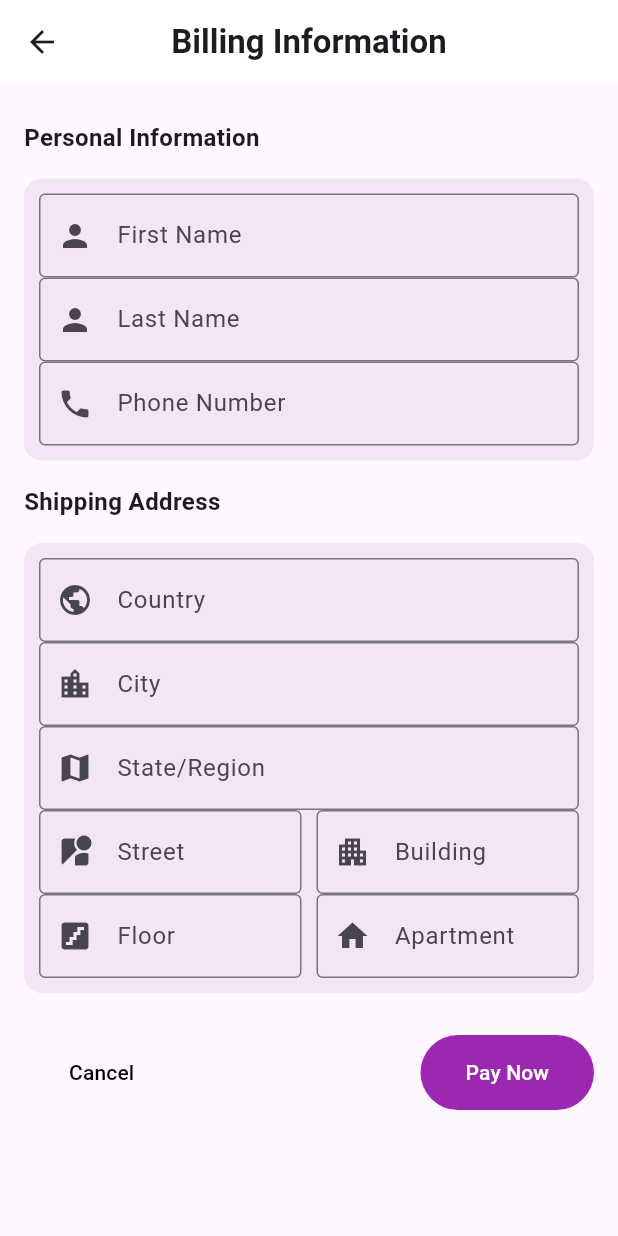
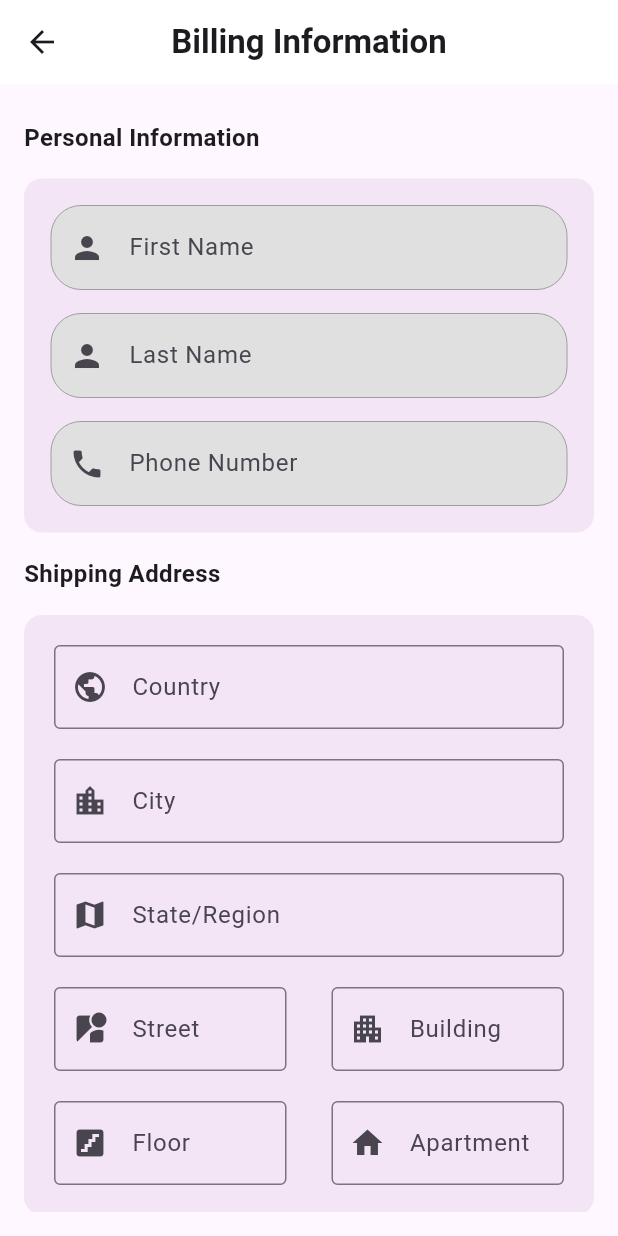
Before and after one commit to iskanor1/Education-App, a Flutter app: the BillingScreen screen opened directly, on a phone screen of 412 x 824 dp. Run offline on Flutter 3.47's test engine with Material 3 defaults, Android fonts, the phone set to English and light mode, and no system bars; our stand-ins replace bloc, cached_network_image, carousel_slider, chewie, conditional_builder_null_safety, dio and 5 more.

Commit message:
working on the payment screen ui

```diff
--- a/lib/components/components.dart
+++ b/lib/components/components.dart
@@ -176,6 +176,7 @@ Widget Loading({MainColor=Colors.black,SecondColor=Colors.grey}) {
   return Center(child: CircularProgressIndicator(color: MainColor,backgroundColor: SecondColor,),);
 }
 
+
 Widget sectionTitle(String title) {
   return Padding(
     padding: const EdgeInsets.symmetric(vertical: 8.0),
@@ -198,13 +199,16 @@ Widget containerWrapper(List<Widget> children) {
   );
 }
 
-TextField customTextField(String label, IconData icon, {required TextEditingController controller}) {
-  return TextField(
-    controller: controller,
-    decoration: InputDecoration(
-      labelText: label,
-      prefixIcon: Icon(icon),
-      border: OutlineInputBorder(),
+Widget customTextField(String label, IconData icon, {required TextEditingController controller}) {
+  return Padding(
+    padding: EdgeInsets.all(10),
+    child: TextField(
+      controller: controller,
+      decoration: InputDecoration(
+        labelText: label,
+        prefixIcon: Icon(icon),
+        border: OutlineInputBorder(),
+      ),
     ),
   );
 }
--- a/lib/screens/CourseScreen.dart
+++ b/lib/screens/CourseScreen.dart
@@ -100,7 +100,7 @@ class CourseScreen extends StatelessWidget {
                  text: "Buy",
                  isSecondColor: colors.darkMode,
                  edo: (){
-                   Navigator.push(context, MaterialPageRoute(builder: (context) => BillingScreen( price: 0,courseId: 'queam3z53myu49o',userId:'47bhg4hjrlzu941',userEmail: '420220489@fa-hists.edu.eg')));
+                   Navigator.push(context, MaterialPageRoute(builder: (context) => BillingScreen( price: 0,courseId: 'queam3z53myu49o',)));
 
                  }
              ),
--- a/lib/screens/billingscreen.dart
+++ b/lib/screens/billingscreen.dart
@@ -1,8 +1,9 @@
 import 'package:flutter/material.dart';
 import 'package:flutter_bloc/flutter_bloc.dart';
 import '../components/components.dart';
+import '../components/const.dart';
 import '../cubit/cubit.dart';
-import '../cubit/states.dart' show AppStates, BillingInformationFailedState, BillingInformationState, BillingInformationSuccessfulState;
+import '../cubit/states.dart';
 import 'MainScreen.dart';
 
 class BillingScreen extends StatelessWidget {
@@ -21,14 +22,9 @@ class BillingScreen extends StatelessWidget {
 
   final String courseId;
   final double price;
-  final String userId;
-  final String userEmail;
-
   BillingScreen({
     required this.courseId,
     required this.price,
-    required this.userId,
-    required this.userEmail,
     Key? key,
   }) : super(key: key);
 
@@ -61,11 +57,42 @@ class BillingScreen extends StatelessWidget {
                 crossAxisAlignment: CrossAxisAlignment.start,
                 children: [
                   sectionTitle("Personal Information"),
-                  containerWrapper([
-                    customTextField("First Name", Icons.person, controller: firstNameController),
-                    customTextField("Last Name", Icons.person, controller: lastNameController),
-                    customTextField("Phone Number", Icons.phone, controller: phoneController),
-                  ]),
+                  containerWrapper(
+                    [
+                    Padding(
+                      padding: const EdgeInsets.all(8.0),
+                      child: Etextfiled(hint: "First Name",icon: Icons.person,controller: firstNameController,keyboard: TextInputType.name,vaild: (value)
+                      {
+                        if(value!.isEmpty||value==null)
+                        {
+                          return 'Please enter a valid email';
+                        }
+                        return null;
+                      },),
+                    ),
+                    Padding(
+                      padding: const EdgeInsets.all(8.0),
+                      child: Etextfiled(hint: "Last Name",icon: Icons.person,controller:  lastNameController,keyboard: TextInputType.name,vaild: (value)
+                      {
+                        if(value!.isEmpty||value==null)
+                        {
+                          return 'Please enter a valid email';
+                        }
+                        return null;
+                      },),
+                    ),
+                    Padding(
+                      padding: const EdgeInsets.all(8.0),
+                      child: Etextfiled(hint: "Phone Number",icon: Icons.phone,controller:  phoneController,keyboard: TextInputType.name,vaild: (value)
+                      {
+                        if(value!.isEmpty||value==null)
+                        {
+                          return 'Please enter a valid email';
+                        }
+                        return null;
+                      },),
+                    ),
+                  ],),
                   sectionTitle("Shipping Address"),
                   containerWrapper([
                     customTextField("Country", Icons.public, controller: countryController),
@@ -107,7 +134,7 @@ class BillingScreen extends StatelessWidget {
                         },
                         style: TextButton.styleFrom(
                           foregroundColor: Colors.white,
-                          backgroundColor: Colors.purple,
+                          backgroundColor: colors.Persiangreen.toColor(),
                           padding:  EdgeInsets.symmetric(
                               horizontal: 30, vertical: 15),
                         ),
```
Also changed, not shown: pubspec.lock.
